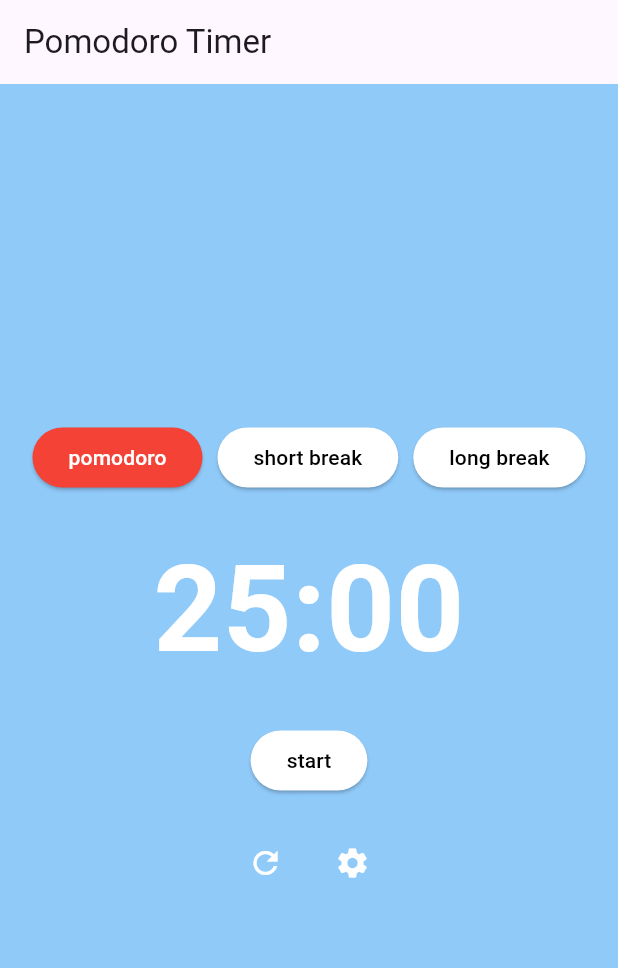
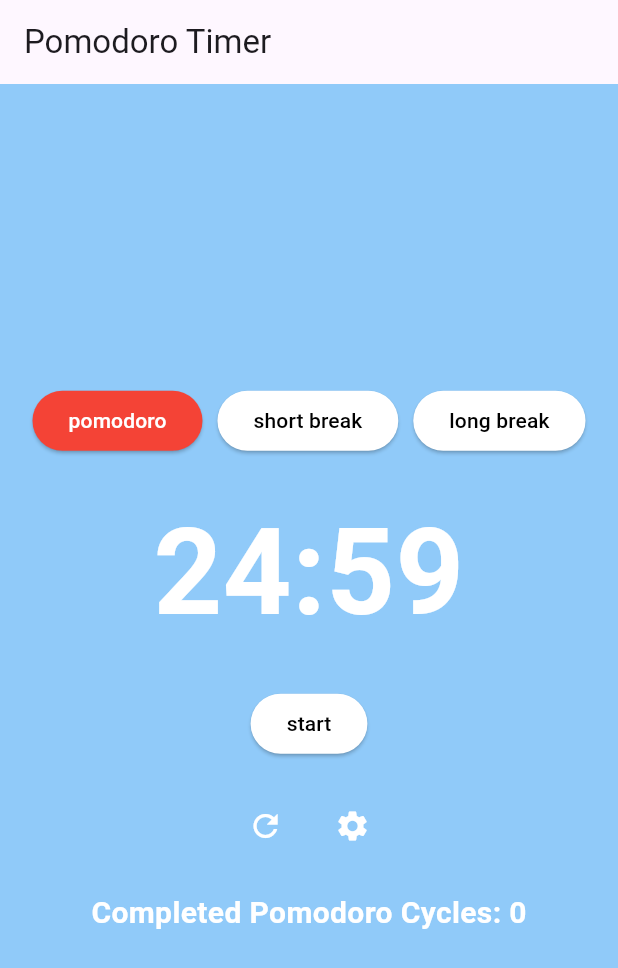
Before and after one commit to capigiba/pomodoro-flutter, a Flutter app: the screen it shows after launch, after a tap on "pomodoro", on a phone screen of 412 x 824 dp. Shown: the top 968 px of the screen. Run offline on Flutter 3.47's test engine with Material 3 defaults, Android fonts, the phone set to English and light mode, and no system bars; our stand-ins replace flutter_local_notifications.

Commit message:
draft version

```diff
--- a/lib/main.dart
+++ b/lib/main.dart
@@ -1,5 +1,6 @@
 import 'package:flutter/material.dart';
-import 'package:flutter_local_notifications/flutter_local_notifications.dart';
+import 'screens/pomodoro_screen.dart';
+import 'services/notification_service.dart';
 
 void main() {
   runApp(PomodoroApp());
@@ -17,162 +18,3 @@ class PomodoroApp extends StatelessWidget {
     );
   }
 }
-
-class PomodoroScreen extends StatefulWidget {
-  @override
-  _PomodoroScreenState createState() => _PomodoroScreenState();
-}
-
-class _PomodoroScreenState extends State<PomodoroScreen> {
-  // These are suggested initial values for the Pomodoro timer.
-  int _pomodoroDuration = 25;
-  int _shortBreakDuration = 5;
-  int _longBreakDuration = 10;
-
-  int _remainingTime = 0;
-
-  bool _isWorking = true;
-
-  int _completedCycles = 0;
-  int _cyclesUntilLongBreak = 4;
-
-  late FlutterLocalNotificationsPlugin _flutterLocalNotificationsPlugin;
-
-  @override
-  void initState() {
-    super.initState();
-    _initializeNotifications();
-  }
-
-  void _initializeNotifications() {
-    // TODO: Initialize FlutterLocalNotificationsPlugin
-  }
-
-  void _startTimer() {
-    // TODO: Implement the logic to start the timer
-    // Start the timer based on the selected mode (Pomodoro, Short Break, or Long Break).
-    // Use a timer or a periodic function to update the remaining time and trigger
-    // the appropriate actions when each interval is completed.
-  }
-
-  void _resetTimer() {
-    // TODO: Implement the logic to reset the timer
-    // Reset the timer to its initial state, clearing any ongoing intervals and
-    // resetting the completed cycles count.
-  }
-
-  void _configureDurations() {
-    // TODO: Implement the logic to show dialog to configure durations
-  }
-
-  void _showNotification(String title, String body) {
-    // TODO: Implement the logic to show a local notification
-    // Display a local notification when each interval is completed, informing
-    // the user about the end of the Pomodoro, Short Break, or Long Break.
-  }
-
-  @override
-  Widget build(BuildContext context) {
-    return Scaffold(
-      appBar: AppBar(
-        title: Text('Pomodoro Timer'),
-      ),
-      body: Container(
-        color: Colors.blue.shade200,
-        child: Center(
-          child: Column(
-            mainAxisAlignment: MainAxisAlignment.center,
-            children: [
-              Row(
-                mainAxisAlignment: MainAxisAlignment.center,
-                children: [
-                  // Pomodoro, Short Break, and Long Break buttons
-                  // ----------------------------------------------
-                  // When user taps Pomodoro, it should be selected and pomodoro
-                  // counter should start.
-                  //
-                  // When counter reaches 0, a notification should be shown,
-                  //
-                  // If completed cycles is less than cycles until long break,
-                  // short break counter should start.
-                  // Otherwise, long break counter should start.
-                  _buildButton('pomodoro', isSelected: true),
-                  SizedBox(width: 10),
-                  // When user taps Short Break, it should be selected and short break counter should start.
-                  //
-                  // When counter reaches 0, a notification should be shown,
-                  // and pomodoro counter should start again.
-                  _buildButton('short break'),
-                  // When user taps Long Break, it should be selected and long break counter should start.
-                  // When counter reaches 0, a notification should be shown,
-                  // and pomodoro counter should start again.
-                  SizedBox(width: 10),
-                  _buildButton('long break'),
-                ],
-              ),
-              SizedBox(height: 20),
-              Text(
-                '25:00',
-                style: TextStyle(
-                  fontSize: 80,
-                  color: Colors.white,
-                  fontWeight: FontWeight.bold,
-                ),
-              ),
-              SizedBox(height: 20),
-              ElevatedButton(
-                onPressed: _startTimer,
-                child: Text('start'),
-                style: ElevatedButton.styleFrom(
-                  primary: Colors.white,
-                  onPrimary: Colors.black,
-                  shape: RoundedRectangleBorder(
-                    borderRadius: BorderRadius.circular(20),
-                  ),
-                ),
-              ),
-              SizedBox(height: 20),
-              Row(
-                mainAxisAlignment: MainAxisAlignment.center,
-                children: [
-                  IconButton(
-                    onPressed: _resetTimer,
-                    icon: Icon(Icons.refresh),
-                    color: Colors.white,
-                  ),
-                  SizedBox(width: 10),
-                  IconButton(
-                    onPressed: _configureDurations,
-                    icon: Icon(Icons.settings),
-                    color: Colors.white,
-                  ),
-                ],
-              ),
-            ],
-          ),
-        ),
-      ),
-    );
-  }
-
-  Widget _buildButton(String text, {bool isSelected = false}) {
-    return ElevatedButton(
-      onPressed: () {
-        // TODO: Implement button functionality
-        // Implement the functionality for the "pomodoro", "short break", and
-        // "long break" buttons to switch between the different modes and
-        // update the timer accordingly.
-      },
-      child: Text(
-        text,
-        style: TextStyle(color: isSelected ? Colors.white : Colors.black),
-      ),
-      style: ElevatedButton.styleFrom(
-        primary: isSelected ? Colors.red : Colors.white,
-        shape: RoundedRectangleBorder(
-          borderRadius: BorderRadius.circular(20),
-        ),
-      ),
-    );
-  }
-}
--- /dev/null
+++ b/lib/screens/pomodoro_screen.dart
@@ -0,0 +1,209 @@
+import 'package:flutter/material.dart';
+import 'package:flutter_local_notifications/flutter_local_notifications.dart';
+import 'dart:async';
+import '../widgets/custom_button.dart';
+import '../services/notification_service.dart';
+
+class PomodoroScreen extends StatefulWidget {
+  @override
+  _PomodoroScreenState createState() => _PomodoroScreenState();
+}
+
+class _PomodoroScreenState extends State<PomodoroScreen> {
+  int _pomodoroDuration = 25;
+  int _shortBreakDuration = 5;
+  int _longBreakDuration = 15;
+
+  int _remainingTime = 0;
+  bool _isWorking = true;
+  bool _isBreak = false;
+
+  int _completedCycles = 0;
+  int _pomodoroCount = 0;
+  final int _cyclesUntilLongBreak = 4;
+
+  late NotificationService _notificationService;
+  Timer? _timer;
+
+  @override
+  void initState() {
+    super.initState();
+    _notificationService = NotificationService();
+    _resetTimer();
+  }
+
+  void _startTimer() {
+    if (_timer != null) {
+      _timer?.cancel();
+    }
+
+    setState(() {
+      if (_isWorking) {
+        _remainingTime = _pomodoroDuration * 60;
+      } else if (_isBreak && _pomodoroCount % _cyclesUntilLongBreak == 0) {
+        _remainingTime = _longBreakDuration * 60;
+      } else {
+        _remainingTime = _shortBreakDuration * 60;
+      }
+    });
+
+    _timer = Timer.periodic(Duration(seconds: 1), (timer) {
+      setState(() {
+        if (_remainingTime > 0) {
+          _remainingTime--;
+        } else {
+          _timer?.cancel();
+          _notificationService.showNotification(
+              _isWorking ? 'Pomodoro Completed' : 'Break Completed',
+              _isWorking ? 'Time for a break!' : 'Time to get back to work!');
+          if (_isWorking) {
+            _completedCycles++;
+            _pomodoroCount++;
+            _isWorking = false;
+            _isBreak = true;
+          } else {
+            _isWorking = true;
+            _isBreak = false;
+          }
+          _startTimer();
+        }
+      });
+    });
+  }
+
+  void _resetTimer() {
+    setState(() {
+      _timer?.cancel();
+      _remainingTime = 0;
+      _completedCycles = 0;
+      _pomodoroCount = 0;
+      _isWorking = true;
+      _isBreak = false;
+    });
+  }
+
+  void _configureDurations() {
+    showDialog(
+      context: context,
+      builder: (context) {
+        return AlertDialog(
+          title: Text('Configure Durations'),
+          content: Column(
+            mainAxisSize: MainAxisSize.min,
+            children: [
+              _buildDurationField('Pomodoro Duration (minutes)', _pomodoroDuration, (value) {
+                setState(() {
+                  _pomodoroDuration = int.tryParse(value) ?? 25;
+                });
+              }),
+              _buildDurationField('Short Break Duration (minutes)', _shortBreakDuration, (value) {
+                setState(() {
+                  _shortBreakDuration = int.tryParse(value) ?? 5;
+                });
+              }),
+              _buildDurationField('Long Break Duration (minutes)', _longBreakDuration, (value) {
+                setState(() {
+                  _longBreakDuration = int.tryParse(value) ?? 15;
+                });
+              }),
+            ],
+          ),
+          actions: [
+            TextButton(
+              onPressed: () {
+                Navigator.of(context).pop();
+              },
+              child: Text('Close'),
+            ),
+          ],
+        );
+      },
+    );
+  }
+
+  Widget _buildDurationField(String label, int initialValue, ValueChanged<String> onChanged) {
+    return TextField(
+      decoration: InputDecoration(labelText: label),
+      keyboardType: TextInputType.number,
+      onChanged: onChanged,
+      controller: TextEditingController(text: initialValue.toString()),
+    );
+  }
+
+  @override
+  Widget build(BuildContext context) {
+    return Scaffold(
+      appBar: AppBar(
+        title: Text('Pomodoro Timer'),
+      ),
+      body: Container(
+        color: Colors.blue.shade200,
+        child: Center(
+          child: Column(
+            mainAxisAlignment: MainAxisAlignment.center,
+            children: [
+              Row(
+                mainAxisAlignment: MainAxisAlignment.center,
+                children: [
+                  CustomButton(
+                      text: 'pomodoro', isSelected: _isWorking && !_isBreak, onPressed: _startTimer),
+                  SizedBox(width: 10),
+                  CustomButton(text: 'short break', isSelected: _isBreak && _pomodoroCount % _cyclesUntilLongBreak != 0, onPressed: _startTimer),
+                  SizedBox(width: 10),
+                  CustomButton(text: 'long break', isSelected: _isBreak && _pomodoroCount % _cyclesUntilLongBreak == 0, onPressed: _startTimer),
+                ],
+              ),
+              SizedBox(height: 20),
+              Text(
+                '${(_remainingTime ~/ 60).toString().padLeft(2, '0')}:${(_remainingTime % 60).toString().padLeft(2, '0')}',
+                style: TextStyle(
+                  fontSize: 80,
+                  color: Colors.white,
+                  fontWeight: FontWeight.bold,
+                ),
+              ),
+              SizedBox(height: 20),
+              ElevatedButton(
+                onPressed: _startTimer,
+                child: Text('start'),
+                style: ElevatedButton.styleFrom(
+                  backgroundColor: Colors.white,
+                  foregroundColor: Colors.black,
+                  shape: RoundedRectangleBorder(
+                    borderRadius: BorderRadius.circular(20),
+                  ),
+                ),
+              ),
+              SizedBox(height: 20),
+              Row(
+                mainAxisAlignment: MainAxisAlignment.center,
+                children: [
+                  IconButton(
+                    onPressed: _resetTimer,
+                    icon: Icon(Icons.refresh),
+                    color: Colors.white,
+                  ),
+                  SizedBox(width: 10),
+                  IconButton(
+                    onPressed: _configureDurations,
+                    icon: Icon(Icons.settings),
+                    color: Colors.white,
+                  ),
+                ],
+              ),
+              SizedBox(height: 20),
+              Text(
+                'Completed Pomodoro Cycles: $_completedCycles',
+                style: TextStyle(
+                  fontSize: 20,
+                  color: Colors.white,
+                  fontWeight: FontWeight.bold,
+                ),
+              ),
+            ],
+          ),
+        ),
+      ),
+    );
+  }
+}
--- /dev/null
+++ b/lib/services/notification_service.dart
@@ -0,0 +1,32 @@
+import 'package:flutter_local_notifications/flutter_local_notifications.dart';
+
+class NotificationService {
+  late FlutterLocalNotificationsPlugin _flutterLocalNotificationsPlugin;
+
+  NotificationService() {
+    _initializeNotifications();
+  }
+
+  void _initializeNotifications() {
+    _flutterLocalNotificationsPlugin = FlutterLocalNotificationsPlugin();
+    const AndroidInitializationSettings initializationSettingsAndroid =
+        AndroidInitializationSettings('@mipmap/ic_launcher');
+
+    final InitializationSettings initializationSettings =
+        InitializationSettings(android: initializationSettingsAndroid);
+
+    _flutterLocalNotificationsPlugin.initialize(initializationSettings);
+  }
+
+  void showNotification(String title, String body) {
+    const AndroidNotificationDetails androidPlatformChannelSpecifics =
+        AndroidNotificationDetails('pomodoro_channel', 'Pomodoro',
+            channelDescription: 'Pomodoro Timer Notifications',
+            importance: Importance.max,
+            priority: Priority.high,
+            showWhen: false);
+    const NotificationDetails platformChannelSpecifics =
+        NotificationDetails(android: androidPlatformChannelSpecifics);
+    _flutterLocalNotificationsPlugin.show(0, title, body, platformChannelSpecifics);
+  }
+}
--- /dev/null
+++ b/lib/widgets/custom_button.dart
@@ -0,0 +1,26 @@
+import 'package:flutter/material.dart';
+
+class CustomButton extends StatelessWidget {
+  final String text;
+  final bool isSelected;
+  final VoidCallback onPressed;
+
+  CustomButton({required this.text, this.isSelected = false, required this.onPressed});
+
+  @override
+  Widget build(BuildContext context) {
+    return ElevatedButton(
+      onPressed: onPressed,
+      child: Text(
+        text,
+        style: TextStyle(color: isSelected ? Colors.white : Colors.black),
+      ),
+      style: ElevatedButton.styleFrom(
+        backgroundColor: isSelected ? Colors.red : Colors.white,
+        shape: RoundedRectangleBorder(
+          borderRadius: BorderRadius.circular(20),
+        ),
+      ),
+    );
+  }
+}
```
Also changed, not shown: lib/models/timer_model.dart (added, +19 -0 lines), pubspec.lock, 1 other file.
